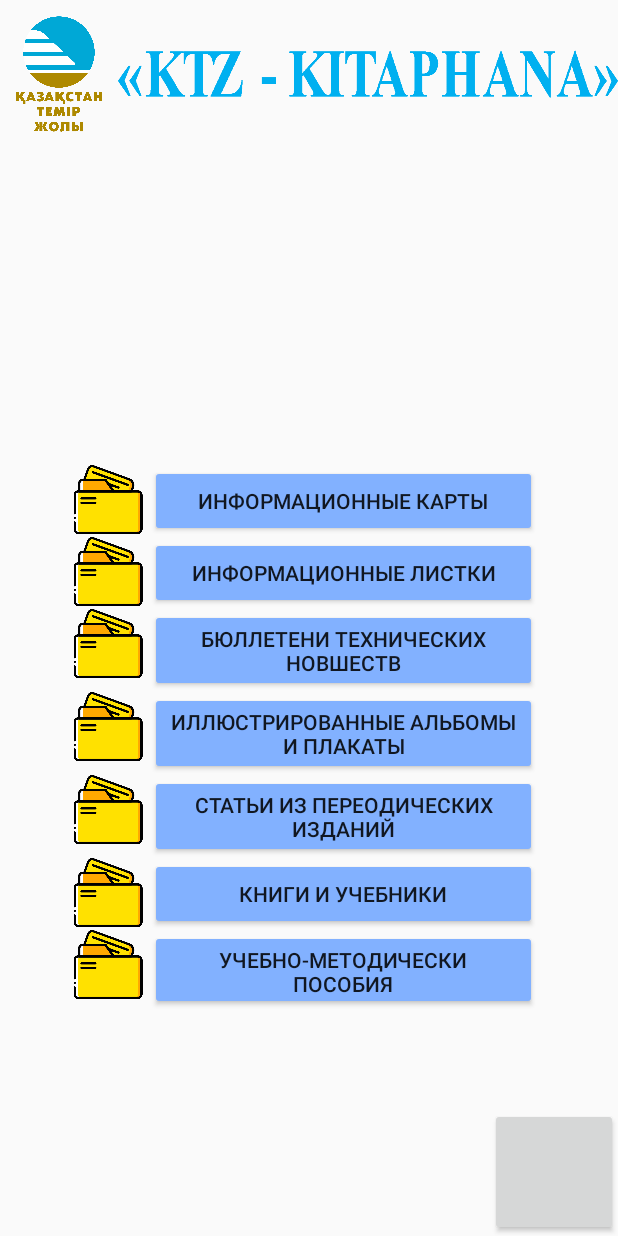
After one commit to Jurgen-MK/library, an Android app: the fragment RegulatoryFragment placed in its activity, on a phone screen of 412 x 824 dp. The commit adds this screen. Run offline under Robolectric (Android 15) with nearby library versions, the phone set to English and light mode, and no system bars; libraries missing offline, so code that uses them is left out: com.nightonke.boommenu; plain views replace BoomMenuButton; 5 statements that could not run were skipped.

Commit message:
changes in menu

```diff
--- a/lib-mob-client/app/src/main/AndroidManifest.xml
+++ b/lib-mob-client/app/src/main/AndroidManifest.xml
@@ -16,7 +16,7 @@
         android:roundIcon="@mipmap/ic_launcher_round"
         android:supportsRtl="true"
         android:theme="@style/AppTheme">
-        <activity android:name=".MainActivity"/>
+        <activity android:name=".MainActivity" />
         <activity android:name=".LoginActivity">
             <intent-filter>
                 <action android:name="android.intent.action.MAIN" />
--- a/lib-mob-client/app/src/main/java/kz/lib_mob_client/MainActivity.java
+++ b/lib-mob-client/app/src/main/java/kz/lib_mob_client/MainActivity.java
@@ -1,28 +1,59 @@
 package kz.lib_mob_client;
 
 import androidx.appcompat.app.AppCompatActivity;
+import androidx.fragment.app.FragmentTransaction;
 
+
+import android.graphics.Color;
+import android.graphics.Rect;
 import android.os.Bundle;
+import android.widget.Toast;
 
 import com.nightonke.boommenu.BoomButtons.HamButton;
+import com.nightonke.boommenu.BoomButtons.OnBMClickListener;
 import com.nightonke.boommenu.BoomButtons.SimpleCircleButton;
 import com.nightonke.boommenu.BoomMenuButton;
+import com.nightonke.boommenu.Util;
 
-public class MainActivity extends AppCompatActivity {
+public class MainActivity extends AppCompatActivity{
 
    BoomMenuButton bmb;
+   RegulatoryFragment regfrag;
 
     @Override
     protected void onCreate(Bundle savedInstanceState) {
         super.onCreate(savedInstanceState);
         setContentView(R.layout.activity_main);
+        regfrag = new RegulatoryFragment();
         BoomMenuButton bmb = findViewById(R.id.bmb);
-        for (int i = 0; i < bmb.getPiecePlaceEnum().pieceNumber(); i++) {
-            HamButton.Builder builder = new HamButton.Builder()
-                    .normalImageRes(R.drawable.ic_launcher_foreground)
-                    .normalTextRes(R.string.app_name)
-                    .subNormalTextRes(R.string.app_name);
-            bmb.addBuilder(builder);
-        }
+        bmb.addBuilder(new HamButton.Builder()
+                .normalImageRes(R.drawable.binder)
+                .normalTextRes(R.string.MenuItem1)
+                .normalColor(Color.parseColor("#FF82B1FF"))
+                .imageRect(new Rect(40, 40, Util.dp2px(50), Util.dp2px(50)))
+                .listener(new OnBMClickListener() {
+                    @Override
+                    public void onBoomButtonClick(int index) {
+                        FragmentTransaction fragmentTransaction = getSupportFragmentManager().beginTransaction();
+                        fragmentTransaction.replace(R.id.frgmCont, regfrag);
+                        fragmentTransaction.commit();
+                    }}));
+        bmb.addBuilder(new HamButton.Builder()
+                .normalImageRes(R.drawable.book)
+                .normalTextRes(R.string.MenuItem2)
+                .imageRect(new Rect(40, 40, Util.dp2px(50), Util.dp2px(50)))
+                .normalColor(Color.parseColor("#FF82B1FF")));
+        bmb.addBuilder(new HamButton.Builder()
+                .normalImageRes(R.drawable.film)
+                .normalTextRes(R.string.MenuItem3)
+                .imageRect(new Rect(40, 40, Util.dp2px(50), Util.dp2px(50)))
+                .normalColor(Color.parseColor("#FF82B1FF")));
+        bmb.addBuilder(new HamButton.Builder()
+                .normalImageRes(R.drawable.circular)
+                .normalTextRes(R.string.MenuItem4)
+                .imageRect(new Rect(40, 40, Util.dp2px(50), Util.dp2px(50)))
+                .normalColor(Color.parseColor("#FF82B1FF")));
+
     }
+
 }
--- /dev/null
+++ b/lib-mob-client/app/src/main/java/kz/lib_mob_client/RegulatoryFragment.java
@@ -0,0 +1,64 @@
+package kz.lib_mob_client;
+
+import android.os.Bundle;
+
+import androidx.fragment.app.Fragment;
+
+import android.view.LayoutInflater;
+import android.view.View;
+import android.view.ViewGroup;
+
+
+/**
+ * A simple {@link Fragment} subclass.
+ * Use the {@link RegulatoryFragment#newInstance} factory method to
+ * create an instance of this fragment.
+ */
+public class RegulatoryFragment extends Fragment {
+    // TODO: Rename parameter arguments, choose names that match
+    // the fragment initialization parameters, e.g. ARG_ITEM_NUMBER
+    private static final String ARG_PARAM1 = "param1";
+    private static final String ARG_PARAM2 = "param2";
+
+    // TODO: Rename and change types of parameters
+    private String mParam1;
+    private String mParam2;
+
+    public RegulatoryFragment() {
+        // Required empty public constructor
+    }
+
+    /**
+     * Use this factory method to create a new instance of
+     * this fragment using the provided parameters.
+     *
+     * @param param1 Parameter 1.
+     * @param param2 Parameter 2.
+     * @return A new instance of fragment RegulatoryFragment.
+     */
+    // TODO: Rename and change types and number of parameters
+    public static RegulatoryFragment newInstance(String param1, String param2) {
+        RegulatoryFragment fragment = new RegulatoryFragment();
+        Bundle args = new Bundle();
+        args.putString(ARG_PARAM1, param1);
+        args.putString(ARG_PARAM2, param2);
+        fragment.setArguments(args);
+        return fragment;
+    }
+
+    @Override
+    public void onCreate(Bundle savedInstanceState) {
+        super.onCreate(savedInstanceState);
+        if (getArguments() != null) {
+            mParam1 = getArguments().getString(ARG_PARAM1);
+            mParam2 = getArguments().getString(ARG_PARAM2);
+        }
+    }
+
+    @Override
+    public View onCreateView(LayoutInflater inflater, ViewGroup container,
+                             Bundle savedInstanceState) {
+        // Inflate the layout for this fragment
+        return inflater.inflate(R.layout.fragment_regulatory, container, false);
+    }
+}
--- a/lib-mob-client/app/src/main/res/layout/activity_main.xml
+++ b/lib-mob-client/app/src/main/res/layout/activity_main.xml
@@ -7,47 +7,63 @@
     android:layout_height="match_parent"
     android:orientation="vertical"
     android:scrollbarStyle="insideInset"
+    app:layout_behavior="@string/appbar_scrolling_view_behavior"
     tools:context=".LoginActivity">
+
+    <LinearLayout
+        android:id="@+id/linearLayout"
+        android:layout_width="match_parent"
+        android:layout_height="88dp"
+        android:orientation="horizontal">
+
+        <ImageView
+            android:id="@+id/imageView4"
+            android:layout_width="77dp"
+            android:layout_height="77dp"
+            android:layout_gravity="bottom"
+            android:layout_weight="1"
+            android:scaleType="fitCenter"
+            app:srcCompat="@drawable/ktzhlogo" />
+
+        <ImageView
+            android:id="@+id/imageView3"
+            android:layout_width="333dp"
+            android:layout_height="77dp"
+            android:layout_gravity="bottom"
+            android:scaleType="fitXY"
+            app:srcCompat="@drawable/logotext" />
+
+    </LinearLayout>
+
 
     <androidx.constraintlayout.widget.ConstraintLayout
         android:layout_width="match_parent"
         android:layout_height="match_parent">
 
+        <FrameLayout
+            android:id="@+id/frgmCont"
+            android:layout_width="match_parent"
+            android:layout_height="654dp"
+            app:layout_constraintBottom_toBottomOf="parent"
+            app:layout_constraintEnd_toEndOf="parent"
+            app:layout_constraintStart_toStartOf="parent">
+
+        </FrameLayout>
+
         <com.nightonke.boommenu.BoomMenuButton
             android:id="@+id/bmb"
             android:layout_width="85dp"
             android:layout_height="85dp"
+            android:layout_gravity="bottom|right"
+            android:animateLayoutChanges="false"
+            android:keepScreenOn="true"
+            android:layoutMode="clipBounds"
             app:bmb_buttonEnum="ham"
             app:bmb_buttonPlaceEnum="buttonPlace_ham_4"
             app:bmb_piecePlaceEnum="piecePlace_ham_4"
             app:layout_constraintBottom_toBottomOf="parent"
             app:layout_constraintEnd_toEndOf="parent" />
-
-        <LinearLayout
-            android:id="@+id/linearLayout"
-            android:layout_width="match_parent"
-            android:layout_height="match_parent"
-            android:orientation="horizontal"
-            tools:layout_editor_absoluteX="0dp"
-            tools:layout_editor_absoluteY="0dp">
-
-            <ImageView
-                android:id="@+id/imageView4"
-                android:layout_width="136dp"
-                android:layout_height="94dp"
-                android:layout_weight="1"
-                android:scaleType="fitCenter"
-                app:srcCompat="@drawable/ktzhlogo" />
-
-            <ImageView
-                android:id="@+id/imageView3"
-                android:layout_width="284dp"
-                android:layout_height="94dp"
-                android:scaleType="fitXY"
-                app:srcCompat="@drawable/logotext" />
-
-        </LinearLayout>
-
     </androidx.constraintlayout.widget.ConstraintLayout>
 
+
 </LinearLayout>
--- /dev/null
+++ b/lib-mob-client/app/src/main/res/layout/fragment_regulatory.xml
@@ -0,0 +1,147 @@
+<?xml version="1.0" encoding="utf-8"?>
+<androidx.constraintlayout.widget.ConstraintLayout xmlns:android="http://schemas.android.com/apk/res/android"
+    xmlns:app="http://schemas.android.com/apk/res-auto"
+    xmlns:tools="http://schemas.android.com/tools"
+    android:id="@+id/ConstraintLayout"
+    android:layout_width="match_parent"
+    android:layout_height="match_parent"
+    android:orientation="vertical">
+
+    <TableLayout
+        android:layout_width="313dp"
+        android:layout_height="363dp"
+        android:layout_marginStart="44dp"
+        android:layout_marginTop="140dp"
+        app:layout_constraintStart_toStartOf="parent"
+        app:layout_constraintTop_toTopOf="parent">
+
+        <TableRow
+            android:layout_width="match_parent"
+            android:layout_height="match_parent">
+
+            <ImageView
+                android:id="@+id/infmapimg"
+                android:layout_width="56dp"
+                android:layout_height="46dp"
+                app:srcCompat="@drawable/files" />
+
+            <Button
+                android:id="@+id/infmapbtn"
+                android:layout_width="253dp"
+                android:layout_height="wrap_content"
+                android:backgroundTint="#FF82B1FF"
+                android:text="Информационные карты" />
+        </TableRow>
+
+        <TableRow
+            android:layout_width="match_parent"
+            android:layout_height="match_parent">
+
+            <ImageView
+                android:id="@+id/inflistimg"
+                android:layout_width="56dp"
+                android:layout_height="46dp"
+                app:srcCompat="@drawable/files" />
+
+            <Button
+                android:id="@+id/inflistbtn"
+                android:layout_width="258dp"
+                android:layout_height="wrap_content"
+                android:backgroundTint="#FF82B1FF"
+                android:text="Информационные листки" />
+        </TableRow>
+
+        <TableRow
+            android:layout_width="match_parent"
+            android:layout_height="match_parent">
+
+            <ImageView
+                android:id="@+id/blinimg"
+                android:layout_width="56dp"
+                android:layout_height="46dp"
+                app:srcCompat="@drawable/files" />
+
+            <Button
+                android:id="@+id/blinbtn"
+                android:layout_width="258dp"
+                android:layout_height="wrap_content"
+                android:backgroundTint="#FF82B1FF"
+                android:text="Бюллетени технических новшеств" />
+        </TableRow>
+
+        <TableRow
+            android:layout_width="match_parent"
+            android:layout_height="match_parent">
+
+            <ImageView
+                android:id="@+id/ilimg"
+                android:layout_width="56dp"
+                android:layout_height="46dp"
+                app:srcCompat="@drawable/files" />
+
+            <Button
+                android:id="@+id/ilbtn"
+                android:layout_width="258dp"
+                android:layout_height="wrap_content"
+                android:backgroundTint="#FF82B1FF"
+                android:text="Иллюстрированные альбомы и плакаты" />
+        </TableRow>
+
+        <TableRow
+            android:layout_width="match_parent"
+            android:layout_height="match_parent">
+
+            <ImageView
+                android:id="@+id/primg"
+                android:layout_width="56dp"
+                android:layout_height="46dp"
+                app:srcCompat="@drawable/files" />
+
+            <Button
+                android:id="@+id/prbtn"
+                android:layout_width="258dp"
+                android:layout_height="wrap_content"
+                android:backgroundTint="#FF82B1FF"
+                android:text="Статьи из переодических изданий" />
+        </TableRow>
+
+        <TableRow
+            android:layout_width="match_parent"
+            android:layout_height="match_parent">
+
+            <ImageView
+                android:id="@+id/bookimg"
+                android:layout_width="56dp"
+                android:layout_height="46dp"
+                app:srcCompat="@drawable/files" />
+
+            <Button
+                android:id="@+id/bookbtn"
+                android:layout_width="258dp"
+                android:layout_height="wrap_content"
+                android:backgroundTint="#FF82B1FF"
+                android:text="Книги и учебники" />
+        </TableRow>
+
+        <TableRow
+            android:layout_width="match_parent"
+            android:layout_height="match_parent">
+
+            <ImageView
+                android:id="@+id/learnimg"
+                android:layout_width="56dp"
+                android:layout_height="46dp"
+                app:srcCompat="@drawable/files" />
+
+            <Button
+                android:id="@+id/learnbtn"
+                android:layout_width="258dp"
+                android:layout_height="wrap_content"
+                android:backgroundTint="#FF82B1FF"
+                android:text="Учебно-методически пособия" />
+        </TableRow>
+
+
+    </TableLayout>
+
+</androidx.constraintlayout.widget.ConstraintLayout>
--- /dev/null
+++ b/lib-mob-client/app/src/main/res/layout/menu.xml
@@ -0,0 +1,9 @@
+<?xml version="1.0" encoding="utf-8"?>
+<androidx.constraintlayout.widget.ConstraintLayout xmlns:android="http://schemas.android.com/apk/res/android"
+    android:layout_width="match_parent"
+    android:layout_height="match_parent"
+    xmlns:app="http://schemas.android.com/apk/res-auto">
+
+
+
+</androidx.constraintlayout.widget.ConstraintLayout>
--- a/lib-mob-client/app/src/main/res/values/strings.xml
+++ b/lib-mob-client/app/src/main/res/values/strings.xml
@@ -1,9 +1,9 @@
 <resources>
     <string name="app_name">Библиотека</string>
-    <string name="Menu1">Библиотека</string>
-    <string name="Menu2">Библиотека</string>
-    <string name="Menu3">Библиотека</string>
-    <string name="Menu4">Библиотека</string>
+    <string name="MenuItem1">Нормативно-техническая информация</string>
+    <string name="MenuItem2">Научно-техническая информация</string>
+    <string name="MenuItem3">Видеотека</string>
+    <string name="MenuItem4">Навигатор</string>
     <string-array name="questions">
         <item>Какое прозвище было у вас в детстве?</item>
         <item>В каком городе вы познакомились со своей второй половиной?</item>
@@ -22,4 +22,7 @@
         <item>В каком городе живет ваш ближайший родственник?</item>
         <item>Какая девичья фамилия вашей бабушки?</item>
     </string-array>
+
+    <!-- TODO: Remove or change this placeholder text -->
+    <string name="hello_blank_fragment">Hello blank fragment</string>
 </resources>
```
Also changed, not shown: lib-mob-client/app/src/main/res/drawable/binder.png (added), lib-mob-client/app/src/main/res/drawable/book.png (added), lib-mob-client/app/src/main/res/drawable/circular.png (added), lib-mob-client/app/src/main/res/drawable/files.png (added), lib-mob-client/app/src/main/res/drawable/film.png (added).
